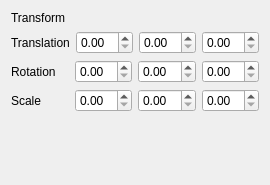
dibu13/Qt-2D-Painter, file inspector.ui: the form before one commit.
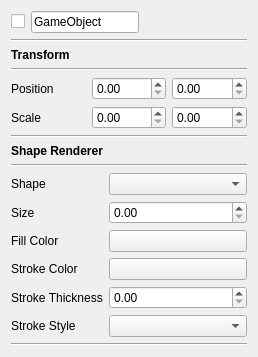
The form after the commit.

Commit message: Hierarchy and Inspector Forms :feelsgood:

Diff of the .ui file:
```diff
--- a/inspector.ui
+++ b/inspector.ui
@@ -6,8 +6,8 @@
    <rect>
     <x>0</x>
     <y>0</y>
-    <width>250</width>
-    <height>185</height>
+    <width>258</width>
+    <height>355</height>
    </rect>
   </property>
   <property name="windowTitle">
@@ -15,69 +15,226 @@
   </property>
   <layout class="QVBoxLayout" name="verticalLayout">
    <item>
-    <widget class="QLabel" name="label">
-     <property name="text">
-      <string>Transform</string>
+    <layout class="QHBoxLayout" name="GameObject">
+     <item>
+      <widget class="QCheckBox" name="isActive">
+       <property name="enabled">
+        <bool>true</bool>
+       </property>
+       <property name="text">
+        <string/>
+       </property>
+      </widget>
+     </item>
+     <item>
+      <widget class="QLineEdit" name="name">
+       <property name="text">
+        <string>GameObject</string>
+       </property>
+      </widget>
+     </item>
+     <item>
+      <spacer name="horizontalSpacer_2">
+       <property name="orientation">
+        <enum>Qt::Horizontal</enum>
+       </property>
+       <property name="sizeHint" stdset="0">
+        <size>
+         <width>40</width>
+         <height>20</height>
+        </size>
+       </property>
+      </spacer>
+     </item>
+    </layout>
+   </item>
+   <item>
+    <widget class="Line" name="line_3">
+     <property name="orientation">
+      <enum>Qt::Horizontal</enum>
      </property>
     </widget>
    </item>
    <item>
-    <layout class="QHBoxLayout" name="horizontalLayout">
+    <layout class="QVBoxLayout" name="Transform">
      <item>
-      <widget class="QLabel" name="label_2">
+      <widget class="QLabel" name="label">
+       <property name="font">
+        <font>
+         <weight>75</weight>
+         <bold>true</bold>
+        </font>
+       </property>
        <property name="text">
-        <string>Translation</string>
+        <string>Transform</string>
        </property>
       </widget>
      </item>
      <item>
-      <widget class="QDoubleSpinBox" name="doubleSpinBox"/>
+      <widget class="Line" name="line_2">
+       <property name="orientation">
+        <enum>Qt::Horizontal</enum>
+       </property>
+      </widget>
      </item>
      <item>
-      <widget class="QDoubleSpinBox" name="doubleSpinBox_2"/>
+      <layout class="QGridLayout" name="TransformValues">
+       <item row="2" column="0">
+        <widget class="QLabel" name="label_4">
+         <property name="text">
+          <string>Scale</string>
+         </property>
+        </widget>
+       </item>
+       <item row="1" column="1">
+        <widget class="QDoubleSpinBox" name="posX"/>
+       </item>
+       <item row="1" column="0">
+        <widget class="QLabel" name="label_2">
+         <property name="text">
+          <string>Position</string>
+         </property>
+        </widget>
+       </item>
+       <item row="2" column="2">
+        <widget class="QDoubleSpinBox" name="scaleY"/>
+       </item>
+       <item row="1" column="2">
+        <widget class="QDoubleSpinBox" name="posY"/>
+       </item>
+       <item row="2" column="1">
+        <widget class="QDoubleSpinBox" name="scaleX"/>
+       </item>
+      </layout>
      </item>
      <item>
-      <widget class="QDoubleSpinBox" name="doubleSpinBox_3"/>
+      <widget class="Line" name="line">
+       <property name="orientation">
+        <enum>Qt::Horizontal</enum>
+       </property>
+      </widget>
      </item>
     </layout>
    </item>
    <item>
-    <layout class="QHBoxLayout" name="horizontalLayout_2">
+    <layout class="QVBoxLayout" name="ShapeRenderer">
      <item>
-      <widget class="QLabel" name="label_3">
+      <widget class="QLabel" name="label_5">
+       <property name="font">
+        <font>
+         <weight>75</weight>
+         <bold>true</bold>
+        </font>
+       </property>
        <property name="text">
-        <string>Rotation</string>
+        <string>Shape Renderer</string>
        </property>
       </widget>
      </item>
      <item>
-      <widget class="QDoubleSpinBox" name="doubleSpinBox_5"/>
-     </item>
-     <item>
-      <widget class="QDoubleSpinBox" name="doubleSpinBox_6"/>
-     </item>
-     <item>
-      <widget class="QDoubleSpinBox" name="doubleSpinBox_4"/>
-     </item>
-    </layout>
-   </item>
-   <item>
-    <layout class="QHBoxLayout" name="horizontalLayout_3">
-     <item>
-      <widget class="QLabel" name="label_4">
-       <property name="text">
-        <string>Scale</string>
+      <widget class="Line" name="line_4">
+       <property name="orientation">
+        <enum>Qt::Horizontal</enum>
        </property>
       </widget>
      </item>
      <item>
-      <widget class="QDoubleSpinBox" name="doubleSpinBox_7"/>
+      <layout class="QFormLayout" name="ShapeRendererValues">
+       <item row="0" column="0">
+        <widget class="QLabel" name="label_6">
+         <property name="text">
+          <string>Shape</string>
+         </property>
+        </widget>
+       </item>
+       <item row="0" column="1">
+        <widget class="QComboBox" name="comboBox">
+         <property name="currentText">
+          <string/>
+         </property>
+         <property name="currentIndex">
+          <number>-1</number>
+         </property>
+         <property name="maxVisibleItems">
+          <number>2</number>
+         </property>
+        </widget>
+       </item>
+       <item row="1" column="0">
+        <widget class="QLabel" name="label_7">
+         <property name="text">
+          <string>Size</string>
+         </property>
+        </widget>
+       </item>
+       <item row="1" column="1">
+        <widget class="QDoubleSpinBox" name="doubleSpinBox"/>
+       </item>
+       <item row="2" column="0">
+        <widget class="QLabel" name="label_8">
+         <property name="text">
+          <string>Fill Color</string>
+         </property>
+        </widget>
+       </item>
+       <item row="3" column="0">
+        <widget class="QLabel" name="label_9">
+         <property name="text">
+          <string>Stroke Color</string>
+         </property>
+        </widget>
+       </item>
+       <item row="4" column="0">
+        <widget class="QLabel" name="label_11">
+         <property name="text">
+          <string>Stroke Thickness</string>
+         </property>
+        </widget>
+       </item>
+       <item row="4" column="1">
+        <widget class="QDoubleSpinBox" name="doubleSpinBox_2"/>
+       </item>
+       <item row="5" column="0">
+        <widget class="QLabel" name="label_10">
+         <property name="text">
+          <string>Stroke Style</string>
+         </property>
+        </widget>
+       </item>
+       <item row="5" column="1">
+        <widget class="QComboBox" name="comboBox_2"/>
+       </item>
+       <item row="2" column="1">
+        <widget class="QPushButton" name="pushButton">
+         <property name="text">
+          <string/>
+         </property>
+        </widget>
+       </item>
+       <item row="3" column="1">
+        <widget class="QPushButton" name="pushButton_2">
+         <property name="autoFillBackground">
+          <bool>false</bool>
+         </property>
+         <property name="text">
+          <string/>
+         </property>
+         <property name="autoDefault">
+          <bool>false</bool>
+         </property>
+         <property name="flat">
+          <bool>false</bool>
+         </property>
+        </widget>
+       </item>
+      </layout>
      </item>
      <item>
-      <widget class="QDoubleSpinBox" name="doubleSpinBox_9"/>
-     </item>
-     <item>
-      <widget class="QDoubleSpinBox" name="doubleSpinBox_8"/>
+      <widget class="Line" name="line_5">
+       <property name="orientation">
+        <enum>Qt::Horizontal</enum>
+       </property>
+      </widget>
      </item>
     </layout>
    </item>
```
Left out of the diff: 3 changed lines with no effect on the pictures. The commit also changes 8 other files.
